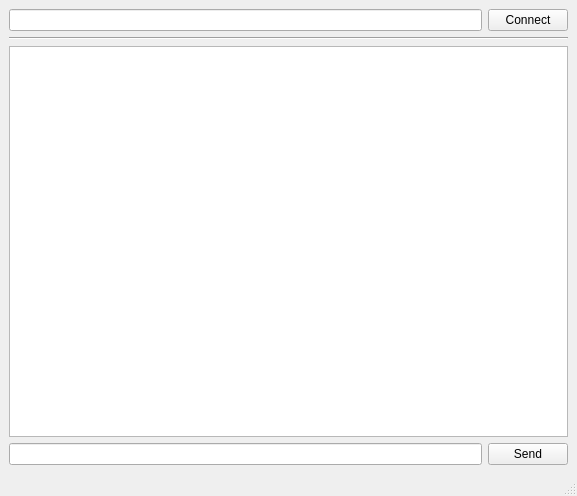
First picture: the form in mainwindow.ui, repository rbaleja/Chat_client, before the edit.
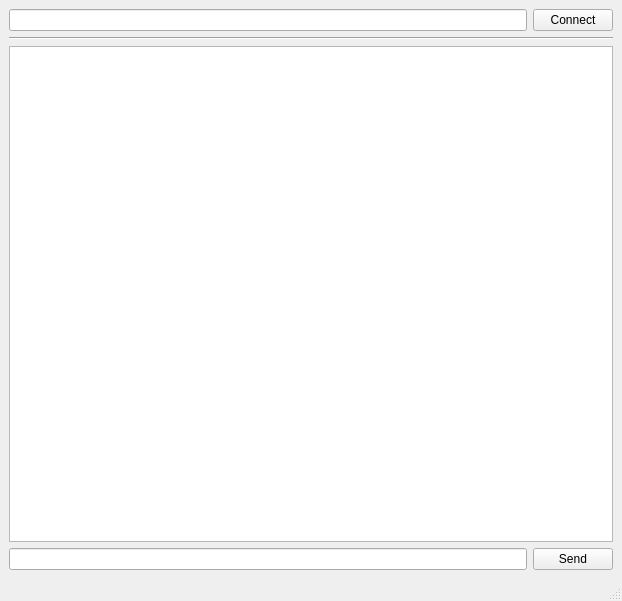
Second picture: the form after the edit.

Patch:
```diff
--- a/mainwindow.ui
+++ b/mainwindow.ui
@@ -6,8 +6,8 @@
    <rect>
     <x>0</x>
     <y>0</y>
-    <width>577</width>
-    <height>496</height>
+    <width>622</width>
+    <height>601</height>
    </rect>
   </property>
   <property name="windowTitle">
```
Left out of the diff: 2 changed lines with no effect on the pictures.
